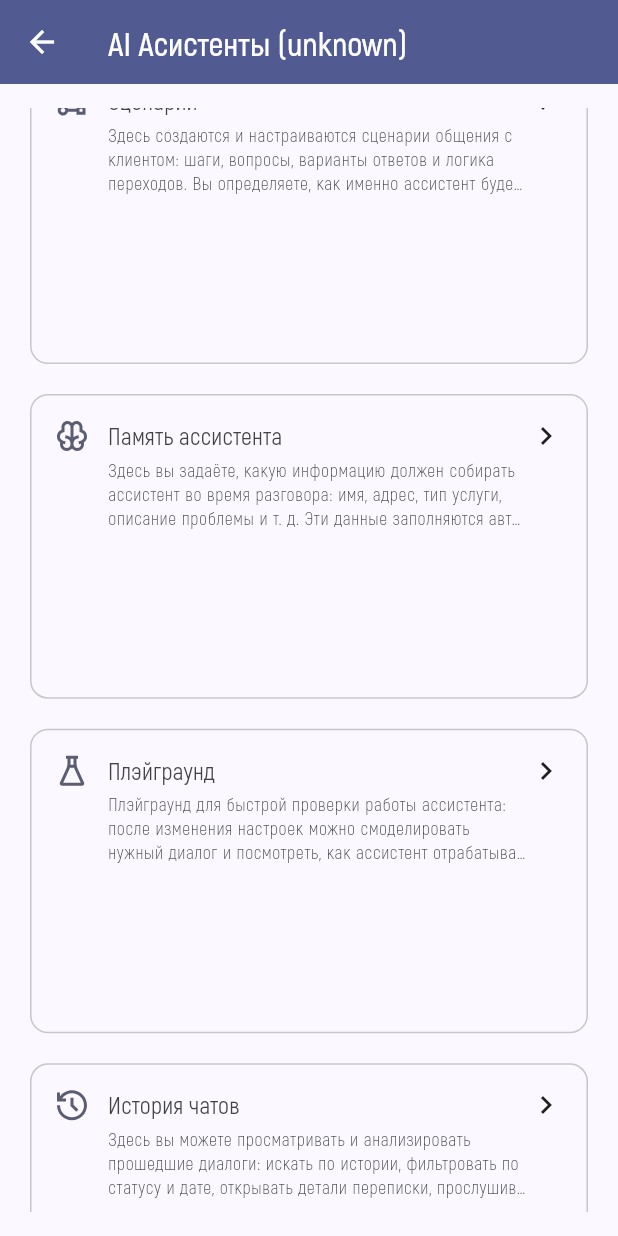
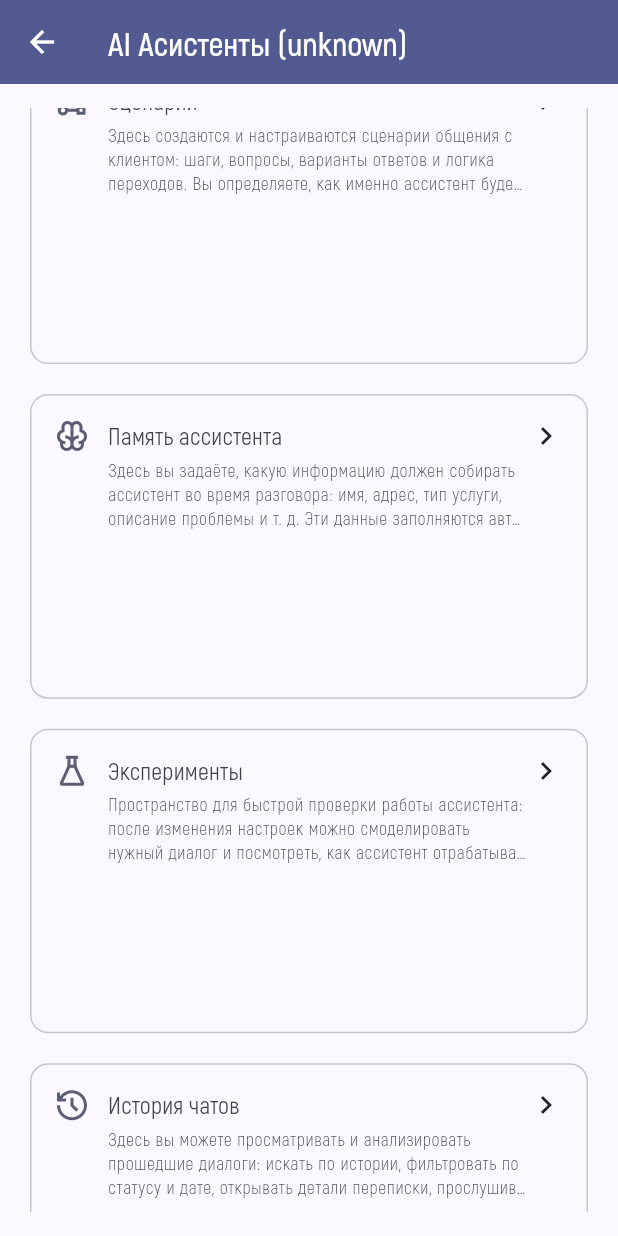
Before and after one commit to clover-soft/senatralix_app, a Flutter app: the AssistantHomeScreen screen opened directly, scrolled down 1152 dp, on a phone screen of 412 x 824 dp. Run offline on Flutter 3.47's test engine with Material 3 defaults, Android fonts, the phone set to English and light mode, and no system bars; our stand-ins replace dio, flutter_riverpod, flutter_secure_storage, go_router, just_audio, package_info_plus and 1 more; missing offline and left inert: code_text_field, dart:html, dio_web_adapter, gpt_markdown, highlight; accounts and stored records are empty; network calls fail.

Commit message:
admin debug

```diff
--- a/lib/features/assistant/screens/assistant_home_screen.dart
+++ b/lib/features/assistant/screens/assistant_home_screen.dart
@@ -58,8 +58,8 @@ class AssistantHomeScreen extends ConsumerWidget {
         '/assistant/$id/slots',
       ),
       _SubItem(
-        'Плэйграунд',
-        'Плэйграунд для быстрой проверки работы ассистента: после изменения настроек можно смоделировать нужный диалог и посмотреть, как ассистент отрабатывает шаги, вопросы и логику.',
+        'Эксперименты',
+        'Пространство для быстрой проверки работы ассистента: после изменения настроек можно смоделировать нужный диалог и посмотреть, как ассистент отрабатывает шаги, вопросы и логику.',
         RemixIcons.flask_line,
         '/assistant/$id/playground',
       ),
```
